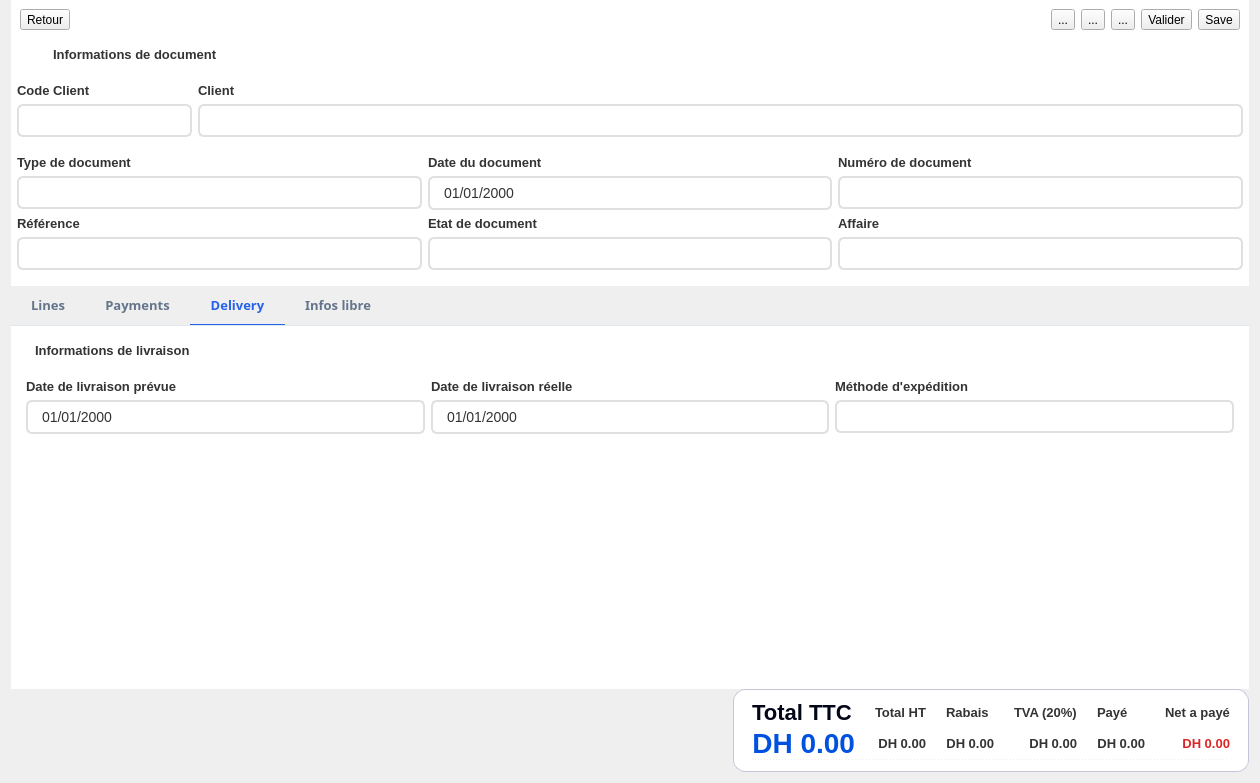
This is modules/ventes/nouveau_document.ui in lak-barmajyat/AZENZ-Commercial as Qt 5 draws it before an edit. The edited form follows.
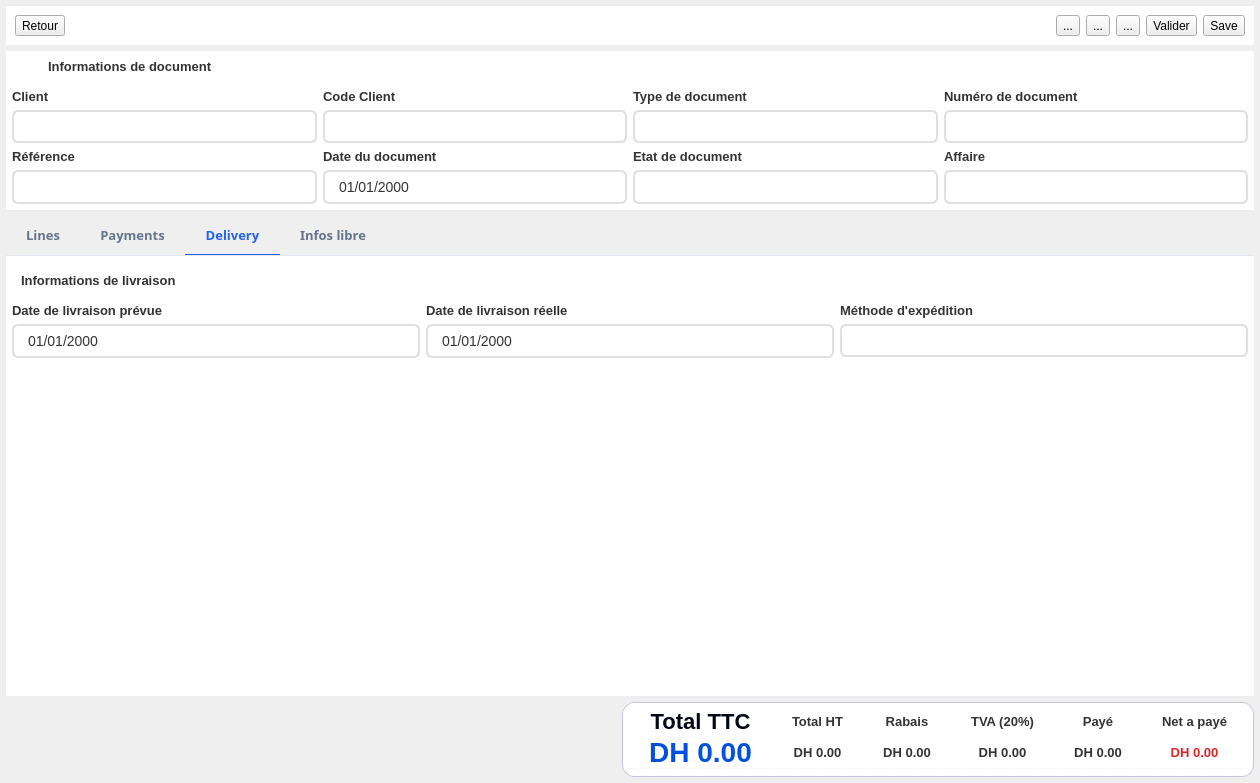
This is the edited form. The open tabs and pages were chosen to show the change. Icons and pictures are not drawn. Custom widgets are drawn as their Qt base class.

Commit message: fix double click on liste ventes table, and add columns settings feature in both widgets (document_lines and erp_data_table)

What changed in the file:
```diff
--- a/modules/ventes/nouveau_document.ui
+++ b/modules/ventes/nouveau_document.ui
@@ -673,10 +673,19 @@
   </property>
   <layout class="QVBoxLayout" name="verticalLayout">
    <property name="spacing">
-    <number>0</number>
+    <number>6</number>
+   </property>
+   <property name="leftMargin">
+    <number>6</number>
    </property>
    <property name="topMargin">
-    <number>0</number>
+    <number>6</number>
+   </property>
+   <property name="rightMargin">
+    <number>6</number>
+   </property>
+   <property name="bottomMargin">
+    <number>6</number>
    </property>
    <item>
     <widget class="QFrame" name="frame_5">
@@ -782,7 +791,7 @@
      </property>
      <layout class="QVBoxLayout" name="verticalLayout_3">
       <property name="spacing">
-       <number>6</number>
+       <number>0</number>
       </property>
       <property name="leftMargin">
        <number>0</number>
@@ -794,7 +803,7 @@
        <number>0</number>
       </property>
       <property name="bottomMargin">
-       <number>10</number>
+       <number>0</number>
       </property>
       <item>
        <widget class="QFrame" name="frame_2">
@@ -831,6 +840,9 @@
          </property>
          <item>
           <widget class="QLabel" name="icon_label">
+           <property name="enabled">
+            <bool>true</bool>
+           </property>
            <property name="maximumSize">
             <size>
              <width>20</width>
@@ -861,7 +873,7 @@
        </widget>
       </item>
       <item>
-       <layout class="QGridLayout" name="gridLayout_2" columnstretch="0,0,0">
+       <layout class="QGridLayout" name="gridLayout_2">
         <property name="leftMargin">
          <number>6</number>
         </property>
@@ -874,118 +886,118 @@
         <property name="bottomMargin">
          <number>6</number>
         </property>
-        <item row="0" column="2">
-         <widget class="QLabel" name="label_13">
-          <property name="text">
-           <string>Client</string>
-          </property>
-         </widget>
-        </item>
-        <item row="0" column="1">
-         <widget class="QLabel" name="label_8">
-          <property name="text">
-           <string>Code Client</string>
-          </property>
-         </widget>
-        </item>
-        <item row="1" column="1">
-         <widget class="QLineEdit" name="CodeClientEntry">
+        <property name="spacing">
+         <number>6</number>
+        </property>
+        <item row="1" column="3">
+         <widget class="QLineEdit" name="NumeroDocEntry">
           <property name="maximumSize">
            <size>
-            <width>175</width>
-            <height>16777215</height>
+            <width>16777215</width>
+            <height>35</height>
            </size>
-          </property>
-         </widget>
-        </item>
-        <item row="1" column="2">
-         <widget class="QComboBox" name="ClientcomboBox">
-          <property name="editable">
-           <bool>true</bool>
-          </property>
-         </widget>
-        </item>
-       </layout>
-      </item>
-      <item>
-       <layout class="QGridLayout" name="gridLayout" rowstretch="0,0,0,0">
-        <property name="leftMargin">
-         <number>6</number>
-        </property>
-        <property name="topMargin">
-         <number>6</number>
-        </property>
-        <property name="rightMargin">
-         <number>6</number>
-        </property>
-        <property name="bottomMargin">
-         <number>6</number>
-        </property>
-        <item row="2" column="2">
-         <widget class="QLabel" name="label_12">
-          <property name="text">
-           <string>Affaire</string>
-          </property>
-         </widget>
-        </item>
-        <item row="1" column="0">
-         <widget class="QComboBox" name="TypeDocComboBox">
-          <property name="sizePolicy">
-           <sizepolicy hsizetype="Expanding" vsizetype="Fixed">
-            <horstretch>0</horstretch>
-            <verstretch>0</verstretch>
-           </sizepolicy>
-          </property>
-         </widget>
-        </item>
-        <item row="3" column="1">
-         <widget class="QComboBox" name="EtatDocComboBox">
-          <property name="sizePolicy">
-           <sizepolicy hsizetype="Expanding" vsizetype="Fixed">
-            <horstretch>0</horstretch>
-            <verstretch>0</verstretch>
-           </sizepolicy>
           </property>
          </widget>
         </item>
         <item row="2" column="1">
-         <widget class="QLabel" name="label_11">
-          <property name="text">
-           <string>Etat de document</string>
-          </property>
-         </widget>
-        </item>
-        <item row="0" column="1">
          <widget class="QLabel" name="label_3">
           <property name="text">
            <string>Date du document</string>
           </property>
          </widget>
         </item>
-        <item row="3" column="0">
-         <widget class="QLineEdit" name="ReferenceEntry"/>
+        <item row="2" column="2">
+         <widget class="QLabel" name="label_11">
+          <property name="text">
+           <string>Etat de document</string>
+          </property>
+         </widget>
         </item>
-        <item row="3" column="2">
-         <widget class="QComboBox" name="AffairecomboBox"/>
-        </item>
-        <item row="1" column="2">
-         <widget class="QLineEdit" name="NumeroDocEntry"/>
-        </item>
-        <item row="0" column="0">
+        <item row="0" column="2">
          <widget class="QLabel" name="label">
           <property name="text">
            <string>Type de document</string>
           </property>
          </widget>
         </item>
-        <item row="0" column="2">
+        <item row="0" column="0">
+         <widget class="QLabel" name="label_13">
+          <property name="text">
+           <string>Client</string>
+          </property>
+         </widget>
+        </item>
+        <item row="1" column="2">
+         <widget class="QComboBox" name="TypeDocComboBox">
+          <property name="sizePolicy">
+           <sizepolicy hsizetype="Expanding" vsizetype="Fixed">
+            <horstretch>0</horstretch>
+            <verstretch>0</verstretch>
+           </sizepolicy>
+          </property>
+          <property name="maximumSize">
+           <size>
+            <width>16777215</width>
+            <height>35</height>
+           </size>
+          </property>
+         </widget>
+        </item>
+        <item row="1" column="1">
+         <widget class="QComboBox" name="ClientcomboBox">
+          <property name="maximumSize">
+           <size>
+            <width>16777215</width>
+            <height>35</height>
+           </size>
+          </property>
+          <property name="editable">
+           <bool>true</bool>
+          </property>
+         </widget>
+        </item>
+        <item row="0" column="3">
          <widget class="QLabel" name="label_4">
           <property name="text">
            <string>Numéro de document</string>
           </property>
          </widget>
         </item>
-        <item row="1" column="1">
+        <item row="0" column="1">
+         <widget class="QLabel" name="label_8">
+          <property name="text">
+           <string>Code Client</string>
+          </property>
+         </widget>
+        </item>
+        <item row="1" column="0">
+         <widget class="QLineEdit" name="CodeClientEntry">
+          <property name="maximumSize">
+           <size>
+            <width>16777215</width>
+            <height>35</height>
+           </size>
+          </property>
+         </widget>
+        </item>
+        <item row="2" column="0">
+         <widget class="QLabel" name="label_5">
+          <property name="text">
+           <string>Référence</string>
+          </property>
+         </widget>
+        </item>
+        <item row="3" column="0">
+         <widget class="QLineEdit" name="ReferenceEntry">
+          <property name="maximumSize">
+           <size>
+            <width>16777215</width>
+            <height>35</height>
+           </size>
+          </property>
+         </widget>
+        </item>
+        <item row="3" column="1">
          <widget class="QDateEdit" name="DateDocDateEdit">
           <property name="sizePolicy">
            <sizepolicy hsizetype="Expanding" vsizetype="Fixed">
@@ -993,6 +1005,18 @@
             <verstretch>0</verstretch>
            </sizepolicy>
           </property>
+          <property name="minimumSize">
+           <size>
+            <width>138</width>
+            <height>0</height>
+           </size>
+          </property>
+          <property name="maximumSize">
+           <size>
+            <width>16777215</width>
+            <height>35</height>
+           </size>
+          </property>
           <property name="displayFormat">
            <string>MM/dd/yyyy</string>
           </property>
@@ -1001,10 +1025,36 @@
           </property>
          </widget>
         </item>
-        <item row="2" column="0">
-         <widget class="QLabel" name="label_5">
+        <item row="3" column="2">
+         <widget class="QComboBox" name="EtatDocComboBox">
+          <property name="sizePolicy">
+           <sizepolicy hsizetype="Expanding" vsizetype="Fixed">
+            <horstretch>0</horstretch>
+            <verstretch>0</verstretch>
+           </sizepolicy>
+          </property>
+          <property name="maximumSize">
+           <size>
+            <width>16777215</width>
+            <height>35</height>
+           </size>
+          </property>
+         </widget>
+        </item>
+        <item row="2" column="3">
+         <widget class="QLabel" name="label_12">
           <property name="text">
-           <string>Référence</string>
+           <string>Affaire</string>
+          </property>
+         </widget>
+        </item>
+        <item row="3" column="3">
+         <widget class="QComboBox" name="AffairecomboBox">
+          <property name="maximumSize">
+           <size>
+            <width>16777215</width>
+            <height>35</height>
+           </size>
           </property>
          </widget>
         </item>
@@ -1058,6 +1108,18 @@
        <string>Lines</string>
       </attribute>
       <layout class="QVBoxLayout" name="verticalLayout_6">
+       <property name="leftMargin">
+        <number>0</number>
+       </property>
+       <property name="topMargin">
+        <number>6</number>
+       </property>
+       <property name="rightMargin">
+        <number>0</number>
+       </property>
+       <property name="bottomMargin">
+        <number>0</number>
+       </property>
        <item>
         <widget class="DocumentLinesWidget" name="DocumentLinesWidget" native="true">
          <property name="sizePolicy">
@@ -1092,6 +1154,18 @@
        <string>Delivery</string>
       </attribute>
       <layout class="QVBoxLayout" name="verticalLayout_8">
+       <property name="spacing">
+        <number>0</number>
+       </property>
+       <property name="leftMargin">
+        <number>0</number>
+       </property>
+       <property name="rightMargin">
+        <number>0</number>
+       </property>
+       <property name="bottomMargin">
+        <number>0</number>
+       </property>
        <item>
         <widget class="QFrame" name="frame_7">
          <property name="sizePolicy">
@@ -1110,6 +1184,9 @@
           <string>card</string>
          </property>
          <layout class="QVBoxLayout" name="verticalLayout_7">
+          <property name="spacing">
+           <number>0</number>
+          </property>
           <property name="leftMargin">
            <number>0</number>
           </property>
@@ -1120,7 +1197,7 @@
            <number>0</number>
           </property>
           <property name="bottomMargin">
-           <number>10</number>
+           <number>0</number>
           </property>
           <item>
            <widget class="QFrame" name="frame_8">
@@ -1179,6 +1256,9 @@
             <property name="bottomMargin">
              <number>6</number>
             </property>
+            <property name="spacing">
+             <number>6</number>
+            </property>
             <item row="1" column="1">
              <widget class="QDateEdit" name="DateDocDateEdit_2">
               <property name="sizePolicy">
@@ -1256,6 +1336,12 @@
       </layout>
      </widget>
      <widget class="QWidget" name="tab_5">
+      <property name="maximumSize">
+       <size>
+        <width>16777215</width>
+        <height>16777215</height>
+       </size>
+      </property>
       <attribute name="title">
        <string>Infos libre</string>
       </attribute>
@@ -1356,7 +1442,7 @@
             </sizepolicy>
            </property>
            <property name="text">
-            <string>Key</string>
+            <string>Value</string>
            </property>
           </widget>
          </item>
@@ -1369,7 +1455,7 @@
             </sizepolicy>
            </property>
            <property name="text">
-            <string>Key</string>
+            <string>Value</string>
            </property>
           </widget>
          </item>
@@ -1428,21 +1514,27 @@
          <number>0</number>
         </property>
         <property name="leftMargin">
-         <number>18</number>
+         <number>6</number>
         </property>
         <property name="topMargin">
-         <number>10</number>
+         <number>6</number>
         </property>
         <property name="rightMargin">
-         <number>18</number>
+         <number>6</number>
         </property>
         <property name="bottomMargin">
-         <number>10</number>
+         <number>6</number>
         </property>
         <item>
          <layout class="QGridLayout" name="gridLayoutDocumentSummaryAmounts">
+          <property name="leftMargin">
+           <number>20</number>
+          </property>
+          <property name="rightMargin">
+           <number>20</number>
+          </property>
           <property name="horizontalSpacing">
-           <number>20</number>
+           <number>40</number>
           </property>
           <property name="verticalSpacing">
            <number>2</number>
@@ -1452,6 +1544,9 @@
             <property name="text">
              <string>Total HT</string>
             </property>
+            <property name="alignment">
+             <set>Qt::AlignCenter</set>
+            </property>
             <property name="class" stdset="0">
              <string>summary-label</string>
             </property>
@@ -1462,6 +1557,9 @@
             <property name="text">
              <string>Net a payé</string>
             </property>
+            <property name="alignment">
+             <set>Qt::AlignCenter</set>
+            </property>
             <property name="class" stdset="0">
              <string>summary-label</string>
             </property>
@@ -1472,6 +1570,9 @@
             <property name="text">
              <string>Payé</string>
             </property>
+            <property name="alignment">
+             <set>Qt::AlignCenter</set>
+            </property>
             <property name="class" stdset="0">
              <string>summary-label</string>
             </property>
@@ -1483,7 +1584,7 @@
              <string>DH 0.00</string>
             </property>
             <property name="alignment">
-             <set>Qt::AlignRight|Qt::AlignTrailing|Qt::AlignVCenter</set>
+             <set>Qt::AlignCenter</set>
             </property>
             <property name="class" stdset="0">
              <string>summary-value</string>
@@ -1496,7 +1597,7 @@
              <string>DH 0.00</string>
             </property>
             <property name="alignment">
-             <set>Qt::AlignRight|Qt::AlignTrailing|Qt::AlignVCenter</set>
+             <set>Qt::AlignCenter</set>
             </property>
             <property name="class" stdset="0">
              <string>summary-value</string>
@@ -1509,7 +1610,7 @@
              <string>DH 0.00</string>
             </property>
             <property name="alignment">
-             <set>Qt::AlignRight|Qt::AlignTrailing|Qt::AlignVCenter</set>
+             <set>Qt::AlignCenter</set>
             </property>
             <property name="class" stdset="0">
              <string>summary-value</string>
@@ -1522,7 +1623,7 @@
              <string>DH 0.00</string>
             </property>
             <property name="alignment">
-             <set>Qt::AlignRight|Qt::AlignTrailing|Qt::AlignVCenter</set>
+             <set>Qt::AlignCenter</set>
             </property>
             <property name="class" stdset="0">
              <string>summary-value</string>
@@ -1534,6 +1635,9 @@
             <property name="text">
              <string>TVA (20%)</string>
             </property>
+            <property name="alignment">
+             <set>Qt::AlignCenter</set>
+            </property>
             <property name="class" stdset="0">
              <string>summary-label</string>
             </property>
@@ -1545,7 +1649,7 @@
              <string>DH 0.00</string>
             </property>
             <property name="alignment">
-             <set>Qt::AlignRight|Qt::AlignTrailing|Qt::AlignVCenter</set>
+             <set>Qt::AlignCenter</set>
             </property>
             <property name="class" stdset="0">
              <string>summary-value</string>
@@ -1557,6 +1661,9 @@
             <property name="text">
              <string>Rabais</string>
             </property>
+            <property name="alignment">
+             <set>Qt::AlignCenter</set>
+            </property>
             <property name="class" stdset="0">
              <string>summary-label</string>
             </property>
@@ -1567,6 +1674,9 @@
             <property name="text">
              <string>Total TTC</string>
             </property>
+            <property name="alignment">
+             <set>Qt::AlignCenter</set>
+            </property>
            </widget>
           </item>
           <item row="1" column="0">
@@ -1574,8 +1684,11 @@
             <property name="text">
              <string>DH 0.00</string>
             </property>
+            <property name="scaledContents">
+             <bool>false</bool>
+            </property>
             <property name="alignment">
-             <set>Qt::AlignRight|Qt::AlignTrailing|Qt::AlignVCenter</set>
+             <set>Qt::AlignCenter</set>
             </property>
            </widget>
           </item>
```
The commit also changes 11 other files.
